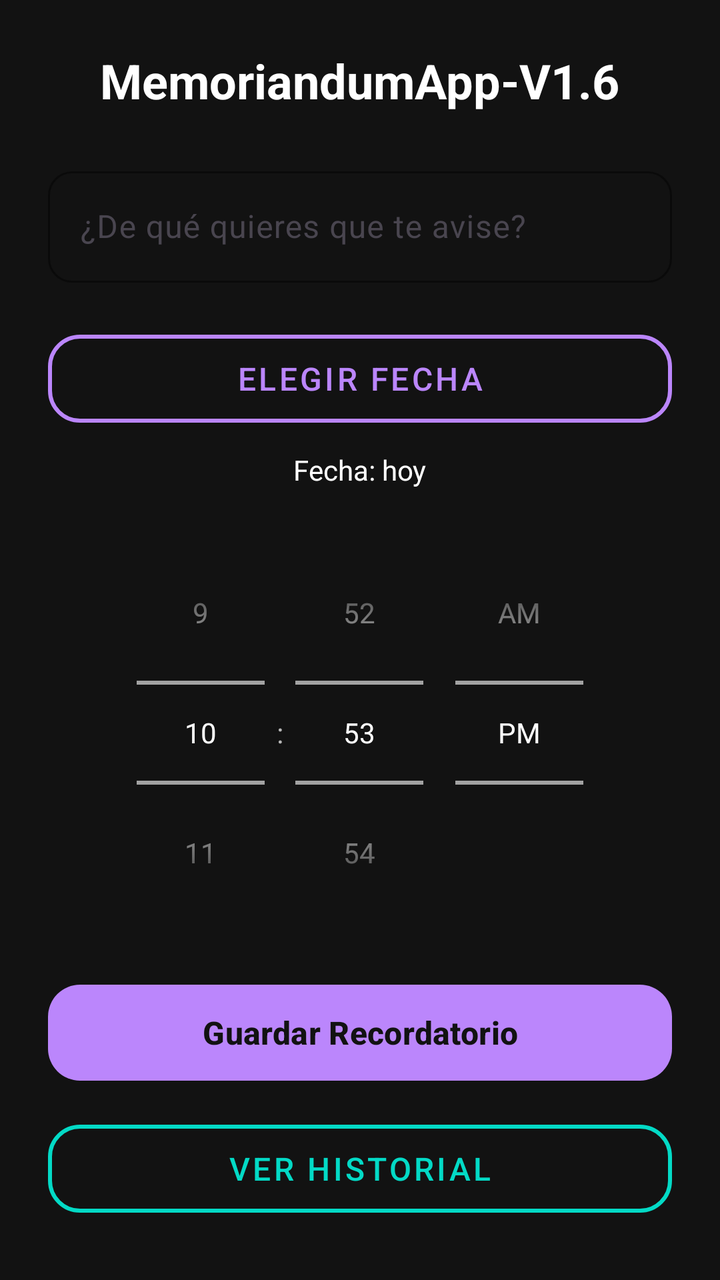
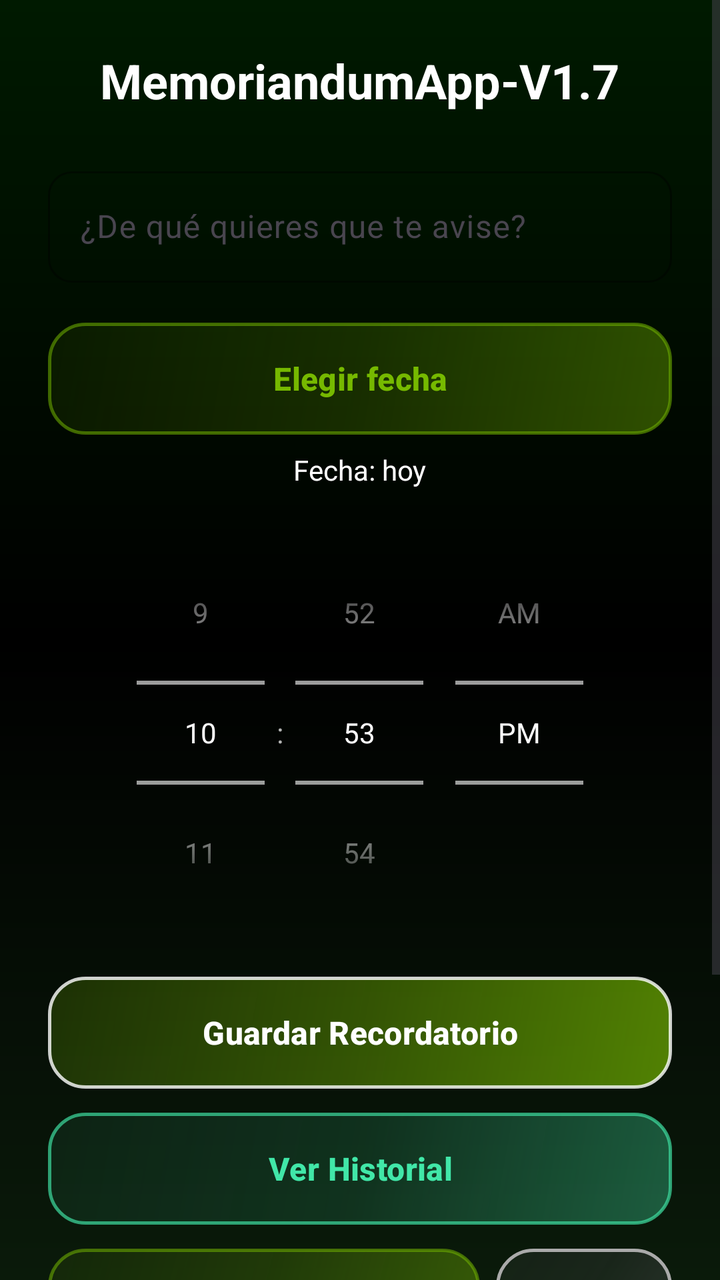

The first picture is an Android layout as it rendered before a commit; the second is the same layout after the commit. The layout source and the unified diff follow.
<!-- AndroidManifest.xml: application theme Theme.Notificacionesapp -->
<!-- res/layout/activity_main.xml -->
<?xml version="1.0" encoding="utf-8"?>
<LinearLayout xmlns:android="http://schemas.android.com/apk/res/android"
    xmlns:app="http://schemas.android.com/apk/res-auto"
    android:layout_width="match_parent"
    android:layout_height="match_parent"
    android:orientation="vertical"
    android:background="#121212"
    android:padding="24dp"
    android:gravity="center_horizontal">

    
    <TextView
        android:layout_width="wrap_content"
        android:layout_height="wrap_content"
        android:text="MemoriandumApp-V1.6"
        android:textSize="24sp"
        android:textStyle="bold"
        android:textColor="@android:color/white"
        android:layout_marginBottom="24dp" />

    
    <com.google.android.material.textfield.TextInputLayout
        android:layout_width="match_parent"
        android:layout_height="wrap_content"
        android:layout_marginBottom="20dp"
        app:boxBackgroundMode="outline"
        app:boxCornerRadiusTopStart="12dp"
        app:boxCornerRadiusTopEnd="12dp"
        app:boxCornerRadiusBottomStart="12dp"
        app:boxCornerRadiusBottomEnd="12dp"
        app:boxStrokeColor="#BB86FC"
        app:hintTextColor="#BB86FC">

        <com.google.android.material.textfield.TextInputEditText
            android:id="@+id/etMensaje"
            android:layout_width="match_parent"
            android:layout_height="wrap_content"
            android:hint="¿De qué quieres que te avise?"
            android:textColor="@android:color/white"
            android:inputType="textCapSentences"
            android:maxLines="2" />

   </com.google.android.material.textfield.TextInputLayout>

        <com.google.android.material.button.MaterialButton
            android:id="@+id/btnElegirFecha"
            android:layout_width="match_parent"
            android:layout_height="56dp"
            android:text="Elegir fecha"
            android:textSize="16sp"
            app:cornerRadius="16dp"
            style="@style/Widget.MaterialComponents.Button.OutlinedButton"
            app:strokeColor="#BB86FC"
            app:strokeWidth="2dp"
            android:textColor="#BB86FC"
            android:layout_marginBottom="8dp" />

        <TextView
            android:id="@+id/tvFechaSeleccionada"
            android:layout_width="wrap_content"
            android:layout_height="wrap_content"
            android:text="Fecha: hoy"
            android:textColor="@android:color/white"
            android:textSize="14sp"
            android:layout_marginBottom="16dp" />

        
        <TimePicker
        android:id="@+id/timePicker"
        android:layout_width="wrap_content"
        android:layout_height="wrap_content"
        android:timePickerMode="spinner"
        android:theme="@style/ThemeOverlay.AppCompat.Dark"
        android:layout_marginBottom="16dp" />

    
    <com.google.android.material.button.MaterialButton
        android:id="@+id/btnGuardar"
        android:layout_width="match_parent"
        android:layout_height="56dp"
        android:text="Guardar Recordatorio"
        android:textSize="16sp"
        android:textStyle="bold"
        app:cornerRadius="16dp"
        app:backgroundTint="#BB86FC"
        android:textColor="#121212"
        android:layout_marginBottom="12dp" />

    
    <com.google.android.material.button.MaterialButton
        android:id="@+id/btnVerHistorial"
        android:layout_width="match_parent"
        android:layout_height="56dp"
        android:text="Ver Historial"
        android:textSize="16sp"
        app:cornerRadius="16dp"
        style="@style/Widget.MaterialComponents.Button.OutlinedButton"
        app:strokeColor="#03DAC6"
        app:strokeWidth="2dp"
        android:textColor="#03DAC6"
        android:layout_marginBottom="12dp" />

    <LinearLayout
        android:layout_width="match_parent"
        android:layout_height="wrap_content"
        android:orientation="horizontal"
        android:layout_marginBottom="12dp">

        <com.google.android.material.button.MaterialButton
            android:id="@+id/btnElegirVideo"
            android:layout_width="0dp"
            android:layout_height="56dp"
            android:layout_weight="1"
            android:text="Elegir video"
            android:textSize="14sp"
            app:cornerRadius="16dp"
            style="@style/Widget.MaterialComponents.Button.OutlinedButton"
            app:strokeColor="#BB86FC"
            app:strokeWidth="2dp"
            android:textColor="#BB86FC"
            android:layout_marginEnd="8dp" />

        <com.google.android.material.button.MaterialButton
            android:id="@+id/btnQuitarVideo"
            android:layout_width="wrap_content"
            android:layout_height="56dp"
            android:text="Quitar"
            android:textSize="14sp"
            app:cornerRadius="16dp"
            style="@style/Widget.MaterialComponents.Button.OutlinedButton"
            app:strokeColor="#CF6679"
            app:strokeWidth="2dp"
            android:textColor="#CF6679"
            android:enabled="false" />
    </LinearLayout>

    <LinearLayout
        android:layout_width="match_parent"
        android:layout_height="wrap_content"
        android:orientation="horizontal"
        android:layout_marginBottom="12dp">

        <com.google.android.material.button.MaterialButton
            android:id="@+id/btnElegirAudio"
            android:layout_width="0dp"
            android:layout_height="56dp"
            android:layout_weight="1"
            android:text="Elegir audio"
            android:textSize="14sp"
            app:cornerRadius="16dp"
            style="@style/Widget.MaterialComponents.Button.OutlinedButton"
            app:strokeColor="#BB86FC"
            app:strokeWidth="2dp"
            android:textColor="#BB86FC"
            android:layout_marginEnd="8dp" />

        <com.google.android.material.button.MaterialButton
            android:id="@+id/btnQuitarAudio"
            android:layout_width="wrap_content"
            android:layout_height="56dp"
            android:text="Quitar"
            android:textSize="14sp"
            app:cornerRadius="16dp"
            style="@style/Widget.MaterialComponents.Button.OutlinedButton"
            app:strokeColor="#CF6679"
            app:strokeWidth="2dp"
            android:textColor="#CF6679"
            android:enabled="false" />
    </LinearLayout>

    <com.google.android.material.button.MaterialButton
        android:id="@+id/btnPermisoOverlay"
        android:layout_width="match_parent"
        android:layout_height="56dp"
        android:text="Permiso ventana flotante"
        android:textSize="16sp"
        app:cornerRadius="16dp"
        style="@style/Widget.MaterialComponents.Button.OutlinedButton"
        app:strokeColor="#03DAC6"
        app:strokeWidth="2dp"
        android:textColor="#03DAC6" />

</LinearLayout>
<!-- resources referenced by this layout -->
<resources>
  <style name="Theme.Notificacionesapp" parent="Base.Theme.Notificacionesapp" />
  <style name="Base.Theme.Notificacionesapp" parent="Theme.Material3.DayNight.NoActionBar">
          
          
      </style>
</resources>

<!-- the commit's change to res/layout/activity_main.xml (unified diff, before → after) -->
@@ -1,10 +1,15 @@
 <?xml version="1.0" encoding="utf-8"?>
-<LinearLayout xmlns:android="http://schemas.android.com/apk/res/android"
+<ScrollView xmlns:android="http://schemas.android.com/apk/res/android"
     xmlns:app="http://schemas.android.com/apk/res-auto"
     android:layout_width="match_parent"
     android:layout_height="match_parent"
+    android:background="@drawable/bg_screen_nvidia"
+    android:fillViewport="true">
+
+<LinearLayout
+    android:layout_width="match_parent"
+    android:layout_height="wrap_content"
     android:orientation="vertical"
-    android:background="#121212"
     android:padding="24dp"
     android:gravity="center_horizontal">
 
@@ -12,7 +17,7 @@
     <TextView
         android:layout_width="wrap_content"
         android:layout_height="wrap_content"
-        android:text="MemoriandumApp-V1.6"
+        android:text="MemoriandumApp-V1.7"
         android:textSize="24sp"
         android:textStyle="bold"
         android:textColor="@android:color/white"
@@ -28,8 +33,8 @@
         app:boxCornerRadiusTopEnd="12dp"
         app:boxCornerRadiusBottomStart="12dp"
         app:boxCornerRadiusBottomEnd="12dp"
-        app:boxStrokeColor="#BB86FC"
-        app:hintTextColor="#BB86FC">
+        app:boxStrokeColor="@color/nvidia_green"
+        app:hintTextColor="@color/nvidia_green">
 
         <com.google.android.material.textfield.TextInputEditText
             android:id="@+id/etMensaje"
@@ -48,11 +53,11 @@
             android:layout_height="56dp"
             android:text="Elegir fecha"
             android:textSize="16sp"
-            app:cornerRadius="16dp"
-            style="@style/Widget.MaterialComponents.Button.OutlinedButton"
-            app:strokeColor="#BB86FC"
-            app:strokeWidth="2dp"
-            android:textColor="#BB86FC"
+            android:textStyle="bold"
+            android:textColor="@color/nvidia_green"
+            android:background="@drawable/bg_glass_accent"
+            app:backgroundTint="@null"
+            app:elevation="0dp"
             android:layout_marginBottom="8dp" />
 
         <TextView
@@ -81,9 +86,10 @@
         android:text="Guardar Recordatorio"
         android:textSize="16sp"
         android:textStyle="bold"
-        app:cornerRadius="16dp"
-        app:backgroundTint="#BB86FC"
-        android:textColor="#121212"
+        android:textColor="@android:color/white"
+        android:background="@drawable/bg_glass_primary"
+        app:backgroundTint="@null"
+        app:elevation="0dp"
         android:layout_marginBottom="12dp" />
 
     
@@ -93,11 +99,11 @@
         android:layout_height="56dp"
         android:text="Ver Historial"
         android:textSize="16sp"
-        app:cornerRadius="16dp"
-        style="@style/Widget.MaterialComponents.Button.OutlinedButton"
-        app:strokeColor="#03DAC6"
-        app:strokeWidth="2dp"
-        android:textColor="#03DAC6"
+        android:textStyle="bold"
+        android:textColor="@color/nvidia_aqua"
+        android:background="@drawable/bg_glass_secondary"
+        app:backgroundTint="@null"
+        app:elevation="0dp"
         android:layout_marginBottom="12dp" />
 
     <LinearLayout
@@ -113,11 +119,11 @@
             android:layout_weight="1"
             android:text="Elegir video"
             android:textSize="14sp"
-            app:cornerRadius="16dp"
-            style="@style/Widget.MaterialComponents.Button.OutlinedButton"
-            app:strokeColor="#BB86FC"
-            app:strokeWidth="2dp"
-            android:textColor="#BB86FC"
+            android:textStyle="bold"
+            android:textColor="@color/nvidia_green"
+            android:background="@drawable/bg_glass_accent"
+            app:backgroundTint="@null"
+            app:elevation="0dp"
             android:layout_marginEnd="8dp" />
 
         <com.google.android.material.button.MaterialButton
@@ -126,11 +132,10 @@
             android:layout_height="56dp"
             android:text="Quitar"
             android:textSize="14sp"
-            app:cornerRadius="16dp"
-            style="@style/Widget.MaterialComponents.Button.OutlinedButton"
-            app:strokeColor="#CF6679"
-            app:strokeWidth="2dp"
-            android:textColor="#CF6679"
+            android:textColor="@color/nvidia_silver"
+            android:background="@drawable/bg_glass_quit"
+            app:backgroundTint="@null"
+            app:elevation="0dp"
             android:enabled="false" />
     </LinearLayout>
 
@@ -147,11 +152,11 @@
             android:layout_weight="1"
             android:text="Elegir audio"
             android:textSize="14sp"
-            app:cornerRadius="16dp"
-            style="@style/Widget.MaterialComponents.Button.OutlinedButton"
-            app:strokeColor="#BB86FC"
-            app:strokeWidth="2dp"
-            android:textColor="#BB86FC"
+            android:textStyle="bold"
+            android:textColor="@color/nvidia_green"
+            android:background="@drawable/bg_glass_accent"
+            app:backgroundTint="@null"
+            app:elevation="0dp"
             android:layout_marginEnd="8dp" />
 
         <com.google.android.material.button.MaterialButton
@@ -160,11 +165,10 @@
             android:layout_height="56dp"
             android:text="Quitar"
             android:textSize="14sp"
-            app:cornerRadius="16dp"
-            style="@style/Widget.MaterialComponents.Button.OutlinedButton"
-            app:strokeColor="#CF6679"
-            app:strokeWidth="2dp"
-            android:textColor="#CF6679"
+            android:textColor="@color/nvidia_silver"
+            android:background="@drawable/bg_glass_quit"
+            app:backgroundTint="@null"
+            app:elevation="0dp"
             android:enabled="false" />
     </LinearLayout>
 
@@ -174,10 +178,12 @@
         android:layout_height="56dp"
         android:text="Permiso ventana flotante"
         android:textSize="16sp"
-        app:cornerRadius="16dp"
-        style="@style/Widget.MaterialComponents.Button.OutlinedButton"
-        app:strokeColor="#03DAC6"
-        app:strokeWidth="2dp"
-        android:textColor="#03DAC6" />
+        android:textStyle="bold"
+        android:textColor="@color/nvidia_aqua"
+        android:background="@drawable/bg_glass_secondary"
+        app:backgroundTint="@null"
+        app:elevation="0dp" />
 
 </LinearLayout>
+
+</ScrollView>
<!-- resource entries referenced after the edit -->
@@ -1,5 +1,99 @@
 <!-- resources referenced by this layout -->
 <resources>
+  <color name="nvidia_aqua">#41E7A8</color>
+  <color name="nvidia_green">#76B900</color>
+  <color name="nvidia_silver">#AAAAAA</color>
+  <!-- drawable bg_glass_accent (drawable) -->
+  <?xml version="1.0" encoding="utf-8"?>
+  <ripple xmlns:android="http://schemas.android.com/apk/res/android"
+      android:color="#40FFFFFF">
+      <item>
+          <shape android:shape="rectangle">
+              <corners android:radius="18dp" />
+              <gradient
+                  android:angle="135"
+                  android:startColor="#6676B900"
+                  android:centerColor="#3376B900"
+                  android:endColor="#1576B900"
+                  android:type="linear" />
+              <stroke
+                  android:width="1.5dp"
+                  android:color="#8876B900" />
+          </shape>
+      </item>
+  </ripple>
+  <!-- drawable bg_glass_primary (drawable) -->
+  <?xml version="1.0" encoding="utf-8"?>
+  <ripple xmlns:android="http://schemas.android.com/apk/res/android"
+      android:color="#40FFFFFF">
+      <item>
+          <shape android:shape="rectangle">
+              <corners android:radius="18dp" />
+              <gradient
+                  android:angle="135"
+                  android:startColor="#AA76B900"
+                  android:centerColor="#6676B900"
+                  android:endColor="#3376B900"
+                  android:type="linear" />
+              <stroke
+                  android:width="1.5dp"
+                  android:color="#CCFFFFFF" />
+              <padding
+                  android:left="12dp"
+                  android:top="8dp"
+                  android:right="12dp"
+                  android:bottom="8dp" />
+          </shape>
+      </item>
+  </ripple>
+  <!-- drawable bg_glass_quit (drawable) -->
+  <?xml version="1.0" encoding="utf-8"?>
+  <ripple xmlns:android="http://schemas.android.com/apk/res/android"
+      android:color="#40FFFFFF">
+      <item>
+          <shape android:shape="rectangle">
+              <corners android:radius="18dp" />
+              <gradient
+                  android:angle="135"
+                  android:startColor="#6655565A"
+                  android:centerColor="#3355565A"
+                  android:endColor="#2255565A"
+                  android:type="linear" />
+              <stroke
+                  android:width="1.5dp"
+                  android:color="#AAAAAA" />
+          </shape>
+      </item>
+  </ripple>
+  <!-- drawable bg_glass_secondary (drawable) -->
+  <?xml version="1.0" encoding="utf-8"?>
+  <ripple xmlns:android="http://schemas.android.com/apk/res/android"
+      android:color="#40FFFFFF">
+      <item>
+          <shape android:shape="rectangle">
+              <corners android:radius="18dp" />
+              <gradient
+                  android:angle="135"
+                  android:startColor="#5541E7A8"
+                  android:centerColor="#2241E7A8"
+                  android:endColor="#1141E7A8"
+                  android:type="linear" />
+              <stroke
+                  android:width="1.5dp"
+                  android:color="#AA41E7A8" />
+          </shape>
+      </item>
+  </ripple>
+  <!-- drawable bg_screen_nvidia (drawable) -->
+  <?xml version="1.0" encoding="utf-8"?>
+  <shape xmlns:android="http://schemas.android.com/apk/res/android">
+      <gradient
+          android:angle="270"
+          android:startColor="#001A00"
+          android:centerColor="#000000"
+          android:endColor="#0A1A0A"
+          android:type="linear" />
+  </shape>
   <style name="Theme.Notificacionesapp" parent="Base.Theme.Notificacionesapp" />
   <style name="Base.Theme.Notificacionesapp" parent="Theme.Material3.DayNight.NoActionBar">
           
